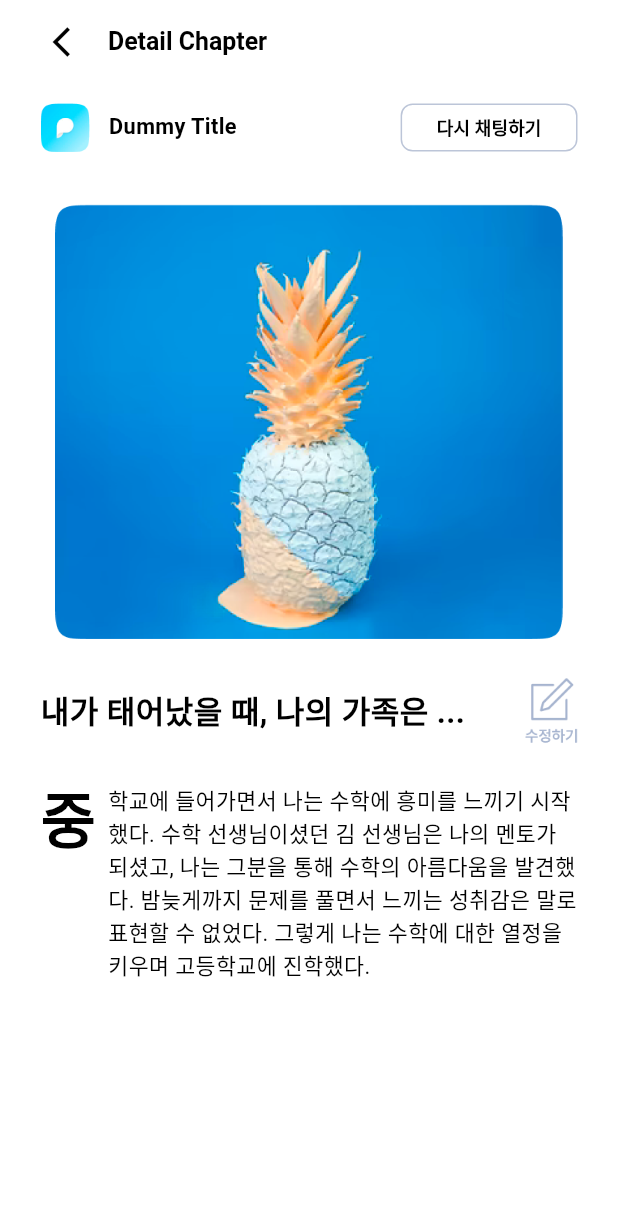
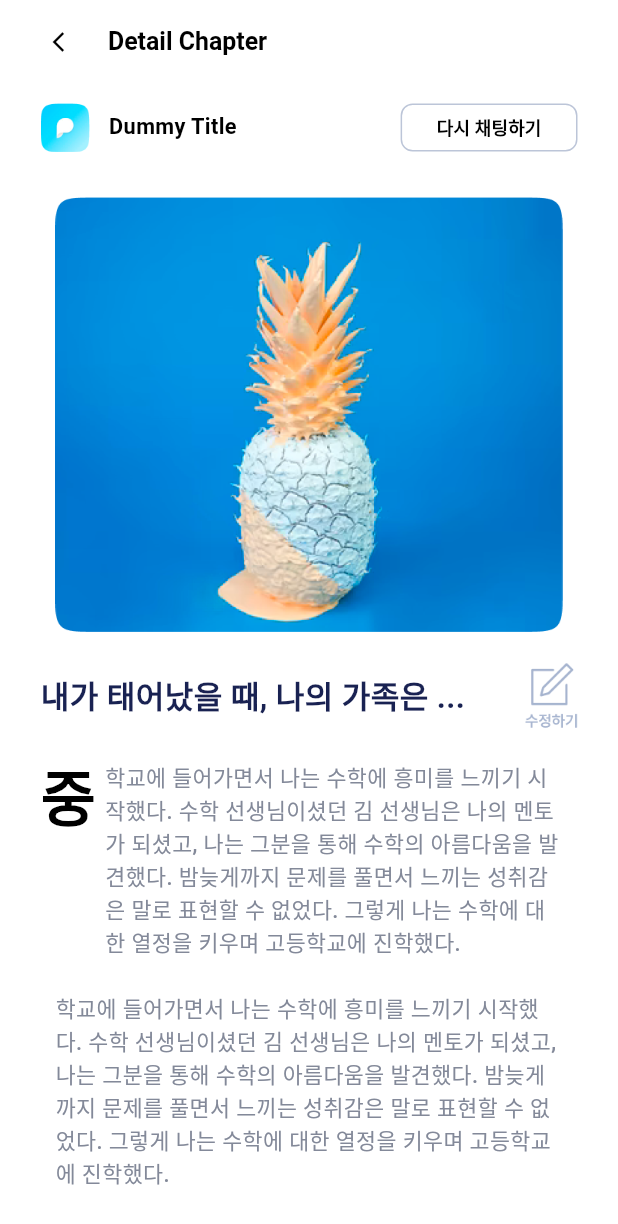
Before and after one commit to life-librarians/life-bookshelf-client, a Flutter app: the screen it shows after launch, after a tap on "임시 디테일 챕터 페이지로 이동", on a phone screen of 412 x 824 dp. Shown: the top 1224 px of the screen. Run offline on Flutter 3.47's test engine with Material 3 defaults, Android fonts, the phone set to English and light mode, and no system bars; our stand-ins replace flutter_dotenv, flutter_native_splash, flutter_svg, get; Roboto replaces fonts that are missing (Pretendard).

Commit message:
feat: 디테일 챕터 페이지 view 구현 완료

```diff
--- a/lib/utilities/font_system.dart
+++ b/lib/utilities/font_system.dart
@@ -140,6 +140,13 @@ abstract class FontSystem {
   static const TextStyle KR20M = TextStyle(
     fontSize: 20,
     fontWeight: FontWeight.w700,
+    fontFamily: 'Pretendard',
+    color: Colors.black,
+  );
+
+  static const TextStyle KR14_51M = TextStyle(
+    fontSize: 14.51,
+    fontWeight: FontWeight.w500,
     fontFamily: 'Pretendard',
     color: Colors.black,
   );
--- a/lib/views/home/autobiography-detail-chapter_screen.dart
+++ b/lib/views/home/autobiography-detail-chapter_screen.dart
@@ -16,7 +16,7 @@ class AutobiographyDetailScreen extends BaseScreen<AutobiographyViewModel> {
       leading: Padding(
         padding: const EdgeInsets.only(left: 27.0),
         child: IconButton(
-          icon: Icon(Icons.arrow_back_ios, color: Colors.black),
+          icon: Icon(Icons.arrow_back_ios, color: Colors.black, size: 16),
           onPressed: () {
             Get.back();
           },
@@ -50,13 +50,15 @@ class AutobiographyDetailScreen extends BaseScreen<AutobiographyViewModel> {
             return Column(
               crossAxisAlignment: CrossAxisAlignment.start,
               children: [
-                TopBuild(),
-                SizedBox(height: 27,),
-                ImageBuild(),
-                SizedBox(height: 24.87,),
-                ContentPreviewBuild(),
-                SizedBox(height: 27,),
-                ContentBuild(),
+                _TopBuild(),
+                SizedBox(height: 22,),
+                _ImageBuild(),
+                SizedBox(height: 19.87,),
+                _ContentPreviewBuild(),
+                SizedBox(height: 22,),
+                _FirstContentBuild(),
+                SizedBox(height: 22,),
+                _RestContentBuild(),
               ],
             );
           } else {
@@ -68,8 +70,8 @@ class AutobiographyDetailScreen extends BaseScreen<AutobiographyViewModel> {
   }
 }
 
-class TopBuild extends StatelessWidget {
-  TopBuild({Key? key}) : super(key: key);
+class _TopBuild extends StatelessWidget {
+  _TopBuild({Key? key}) : super(key: key);
   final AutobiographyViewModel viewModel = Get.find<AutobiographyViewModel>();
 
   @override
@@ -110,8 +112,8 @@ class TopBuild extends StatelessWidget {
   }
 }
 
-class ImageBuild extends StatelessWidget {
-  ImageBuild({Key? key}) : super(key: key);
+class _ImageBuild extends StatelessWidget {
+  _ImageBuild({Key? key}) : super(key: key);
 
   @override
   Widget build(BuildContext context) {
@@ -125,8 +127,8 @@ class ImageBuild extends StatelessWidget {
   }
 }
 
-class ContentPreviewBuild extends StatelessWidget {
-  ContentPreviewBuild({Key? key}) : super(key: key);
+class _ContentPreviewBuild extends StatelessWidget {
+  _ContentPreviewBuild({Key? key}) : super(key: key);
   final AutobiographyViewModel viewModel = Get.find<AutobiographyViewModel>();
 
   @override
@@ -135,7 +137,7 @@ class ContentPreviewBuild extends StatelessWidget {
       children: [
         Text(
           viewModel.autobiography.value!.contentPreview ?? "content preview",
-          style: FontSystem.KR20_72SB.copyWith(color: Colors.black),
+          style: FontSystem.KR20_72SB.copyWith(color: Color(0xFF192252)),
         ),
         Spacer(),
         GestureDetector(
@@ -153,8 +155,8 @@ class ContentPreviewBuild extends StatelessWidget {
   }
 }
 
-class ContentBuild extends StatelessWidget {
-  ContentBuild({Key? key}) : super(key: key);
+class _FirstContentBuild extends StatelessWidget {
+  _FirstContentBuild({Key? key}) : super(key: key);
   final AutobiographyViewModel viewModel = Get.find<AutobiographyViewModel>();
 
   @override
@@ -168,16 +170,16 @@ class ContentBuild extends StatelessWidget {
             fontSize: 40,
             color: Colors.black,
             fontWeight: FontWeight.bold,
-            height: 1.1, // 텍스트 높이를 조정하여 라인 높이를 맞춤
+            height: 1.1,
           ),
         ),
-        SizedBox(width: 8), // 첫 글자와 나머지 텍스트 사이의 간격
+        SizedBox(width: 6),
         Expanded(
-          child: Text(
-            viewModel.autobiography.value!.content!.substring(1),
-            style: TextStyle(
-              fontSize: 14.51,
-              color: Colors.black,
+          child: Padding(
+            padding: const EdgeInsets.only(right: 10.0),
+            child: Text(
+              viewModel.autobiography.value!.content!.substring(1),
+              style: FontSystem.KR14_51M.copyWith(color: Color(0xFF838999)),
             ),
           ),
         ),
@@ -185,3 +187,59 @@ class ContentBuild extends StatelessWidget {
     );
   }
 }
+
+// Todo: 회의 때 얘기하기 -> 단락을 어떻게 나눌 것인가?
+class _RestContentBuild extends StatelessWidget {
+  _RestContentBuild({Key? key}) : super(key: key);
+  final AutobiographyViewModel viewModel = Get.find<AutobiographyViewModel>();
+
+  @override
+  Widget build(BuildContext context) {
+    return Padding(
+      padding: const EdgeInsets.symmetric(horizontal: 10.0),
+      child: Text(
+        viewModel.autobiography.value!.content!.substring(1),
+        style: FontSystem.KR14_51M.copyWith(color: Color(0xFF838999)),
+      ),
+    );
+  }
+}
+
+class _TopHelpBuild extends StatelessWidget {
+  _TopHelpBuild({Key? key}) : super(key: key);
+
+  @override
+  Widget build(BuildContext context) {
+    return Text(
+      "최대한 주제에 어긋나지 않는 한에서 수정 해주신 뒤, 수정완료를 눌러주세요. 교정 교열은 저희가 도와드려요.",
+      style: FontSystem.KR12R.copyWith(color: Color(0xFF7B7B7B)),
+    );
+  }
+}
+
+class _FixContentBuild extends StatelessWidget {
+  _FixContentBuild({Key? key}) : super(key: key);
+  final AutobiographyViewModel viewModel = Get.find<AutobiographyViewModel>();
+
+  @override
+  Widget build(BuildContext context) {
+    return Column(
+      children: [
+        Text(
+          viewModel.autobiography.value!.contentPreview ?? "content preview",
+          style: FontSystem.KR20_72SB.copyWith(color: Color(0xFF192252)),
+        ),
+        GestureDetector(
+          onTap: () {
+            // 버튼 클릭 시 동작 추가
+          },
+          child: Image.asset(
+            'assets/images/detail-chapter-fixbutton.png',
+            width: 35, // 이미지 너비
+            height: 45, // 이미지 높이
+          ),
+        ),
+      ],
+    );
+  }
+}
```
